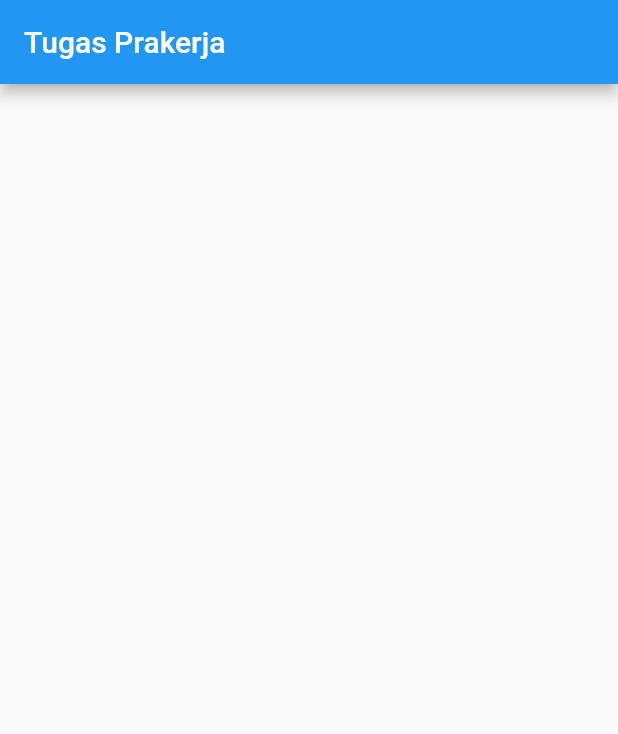
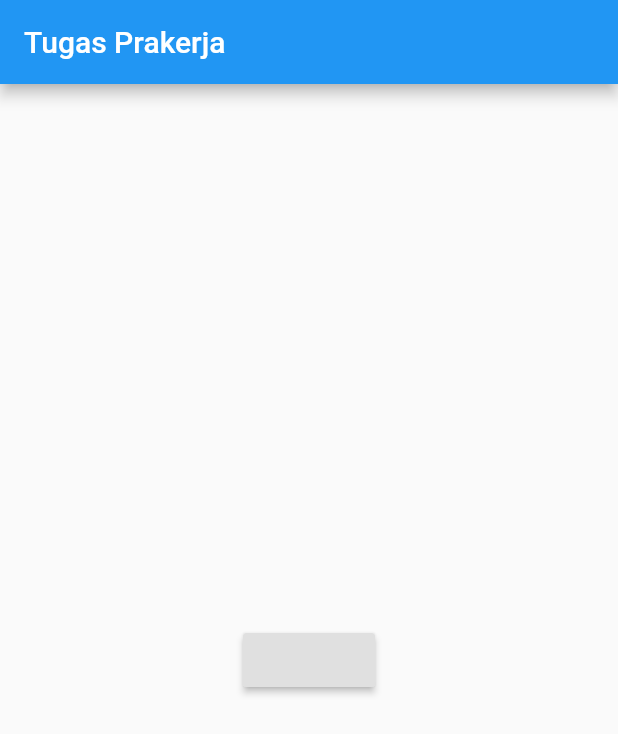
Before and after one commit to dhikrama/prakerja_eudeka, a Flutter app: the screen it shows after launch, on a phone screen of 412 x 824 dp. Shown: the top 734 px of the screen. Run offline on Flutter 3.47's test engine with Material 2 defaults, Android fonts, the phone set to English and light mode, and no system bars; our stand-ins replace bloc, dartz, dio, flutter_bloc, freezed_annotation, get_it and 1 more; generated files the repository leaves out were written again.

```diff
--- a/lib/aplication/bloc/home/home_bloc.dart
+++ b/lib/aplication/bloc/home/home_bloc.dart
@@ -3,17 +3,19 @@ import 'dart:async';
 import 'package:bloc/bloc.dart';
 import 'package:dartz/dartz.dart';
 import 'package:freezed_annotation/freezed_annotation.dart';
+import 'package:injectable/injectable.dart';
 import 'package:tugas_prakerja/domain/model/home/covid_info/covid_info.dart';
-import 'package:tugas_prakerja/infrastructure/repository/home/home_repository.dart';
+
+import '../../../domain/model/home/home_interface.dart';
 
 part 'home_event.dart';
 part 'home_state.dart';
 part 'home_bloc.freezed.dart';
 
+@injectable
 class HomeBloc extends Bloc<HomeEvent, HomeState> {
-  HomeBloc(_repository) : super(_Initial());
-
-  HomeRepository _repository = HomeRepository();
+  HomeBloc(this._interface) : super(_Initial());
+  HomeInterface _interface;
 
   @override
   Stream<HomeState> mapEventToState(
@@ -22,7 +24,7 @@ class HomeBloc extends Bloc<HomeEvent, HomeState> {
     yield* event.map(
         getDataConfirmed: (e) async* {
           yield HomeState.homeDataOption(onloading: true, dataCovid19: none());
-          final _result = _repository.getDataHome;
+          final _result = _interface.getDataInfoCovidAsync();
           yield HomeState.homeDataOption(
               onloading: false, dataCovid19: some(_result));
         },
--- a/lib/infrastructure/network/url_data.dart
+++ b/lib/infrastructure/network/url_data.dart
@@ -1,19 +1,19 @@
 import 'package:dartz/dartz.dart';
 import 'package:dio/dio.dart';
+import 'package:injectable/injectable.dart';
 import 'package:tugas_prakerja/domain/model/home/covid_info/covid_info.dart';
 import 'package:tugas_prakerja/domain/model/home/home_interface.dart';
 
+@Injectable(as: HomeInterface)
 class UrlData extends HomeInterface {
   Response _response;
-  Dio _dio = new Dio(BaseOptions(
-      baseUrl: "https://covid19.mathdro.id/api",
-      connectTimeout: 5000,
-      receiveTimeout: 2000));
+  Dio dio;
+  UrlData(this.dio);
 
   @override
   Future<Either<String, CovidInfoResponse>> getDataInfoCovidAsync() async {
     try {
-      _response = await _dio.get('/');
+      _response = await dio.get('https://covid19.mathdro.id/api');
       final _data = CovidInfoResponse.fromJson(_response.data);
       print(right(_data));
     } catch (e) {
--- a/lib/infrastructure/repository/home/home_repository.dart
+++ /dev/null
@@ -1,10 +0,0 @@
-import 'package:dartz/dartz.dart';
-import 'package:tugas_prakerja/domain/model/home/covid_info/covid_info.dart';
-import 'package:tugas_prakerja/infrastructure/network/url_data.dart';
-
-class HomeRepository {
-  UrlData _urlData = UrlData();
-
-  Future<Either<String, CovidInfoResponse>> get getDataHome =>
-      _urlData.getDataInfoCovidAsync();
-}
--- /dev/null
+++ b/lib/injection.dart
@@ -0,0 +1,11 @@
+import 'package:get_it/get_it.dart';
+import 'package:injectable/injectable.dart';
+
+import 'injection.config.dart';
+
+final GetIt getIt = GetIt.instance;
+
+@injectableInit
+void configureInitable(String env) {
+  $initGetIt(getIt, environment: env);
+}
--- a/lib/main.dart
+++ b/lib/main.dart
@@ -1,7 +1,10 @@
 import 'package:flutter/material.dart';
+import 'package:injectable/injectable.dart';
+import 'package:tugas_prakerja/injection.dart';
 
 import 'presentation/widget_app.dart';
 
 void main() {
+  configureInitable(Environment.prod);
   runApp(WidgetApp());
 }
--- a/lib/presentation/views/my_home_page.dart
+++ b/lib/presentation/views/my_home_page.dart
@@ -1,5 +1,10 @@
 import 'package:flutter/material.dart';
-import 'package:tugas_prakerja/infrastructure/repository/home/home_repository.dart';
+import 'package:flutter_bloc/flutter_bloc.dart';
+
+import '../../aplication/bloc/home/home_bloc.dart';
+import '../../aplication/bloc/home/home_bloc.dart';
+import '../../aplication/bloc/home/home_bloc.dart';
+import '../../injection.dart';
 
 class MyHomePage extends StatefulWidget {
   @override
@@ -7,22 +12,32 @@ class MyHomePage extends StatefulWidget {
 }
 
 class _MyHomePageState extends State<MyHomePage> {
-  HomeRepository _homeRepository = HomeRepository();
-  // UrlData _urlData = UrlData();
-
-  @override
-  void initState() {
-    // _urlData.getDataHome;
-    _homeRepository.getDataHome;
-    super.initState();
-  }
-
   @override
   Widget build(BuildContext context) {
     return Scaffold(
       appBar: AppBar(
         title: Text('Tugas Prakerja'),
       ),
+      body: BlocProvider(
+        create: (context) => getIt<HomeBloc>(),
+        child: Container(
+          child: BlocBuilder<HomeBloc, HomeState>(
+            builder: (context, state) {
+              return Container(
+                child: Container(
+                  child: Center(
+                    child: RaisedButton(onPressed: () {
+                      context
+                          .bloc<HomeBloc>()
+                          .add(HomeEvent.getDataConfirmed());
+                    }),
+                  ),
+                ),
+              );
+            },
+          ),
+        ),
+      ),
     );
   }
 }
--- a/pubspec.yaml
+++ b/pubspec.yaml
@@ -32,6 +32,8 @@ dependencies:
   flutter_bloc: ^6.0.5
   dartz: ^0.9.1
   dio: ^3.0.10
+  get_it: ^4.0.4
+  injectable: ^1.0.4
 
 dev_dependencies:
   flutter_test:
@@ -39,6 +41,7 @@ dev_dependencies:
   freezed: ^0.11.6
   build_runner: ^1.10.1
   json_serializable: ^3.4.1
+  injectable_generator: ^1.0.4
 
 # For information on the generic Dart part of this file, see the
 # following page: https://dart.dev/tools/pub/pubspec
```
Also changed, not shown: lib/infrastructure/core/dio_injectable.dart (added, +8 -0 lines), lib/injection.config.dart (added), pubspec.lock.
